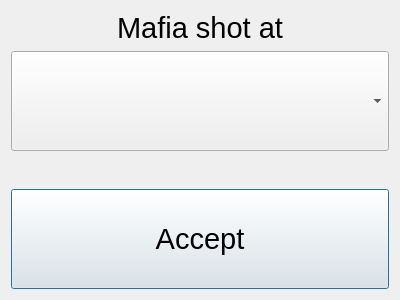
Qt form MafiaHelper/nightdialog.ui (MayRiv/MafiaHelper) before a commit.
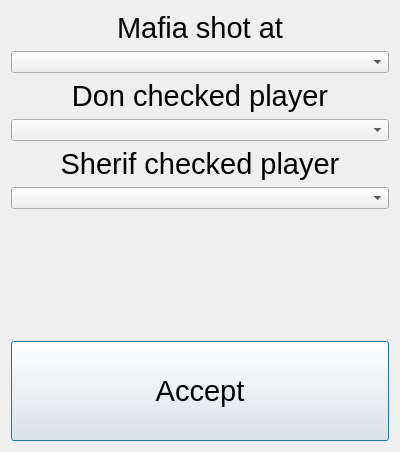
The same form after that commit.

Commit message: Fixed bug with previous speaker function, also created class Logger wich contains info about game.

Diff of the .ui file:
```diff
--- a/MafiaHelper/nightdialog.ui
+++ b/MafiaHelper/nightdialog.ui
@@ -7,7 +7,7 @@
     <x>0</x>
     <y>0</y>
     <width>400</width>
-    <height>300</height>
+    <height>452</height>
    </rect>
   </property>
   <property name="windowTitle">
@@ -28,14 +28,53 @@
      </item>
      <item>
       <widget class="QComboBox" name="comboBox">
+       <property name="sizePolicy">
+        <sizepolicy hsizetype="Preferred" vsizetype="Fixed">
+         <horstretch>0</horstretch>
+         <verstretch>0</verstretch>
+        </sizepolicy>
+       </property>
        <property name="minimumSize">
         <size>
-         <width>100</width>
-         <height>100</height>
+         <width>0</width>
+         <height>0</height>
         </size>
        </property>
       </widget>
      </item>
+     <item>
+      <widget class="QLabel" name="label_2">
+       <property name="text">
+        <string>&lt;html&gt;&lt;head/&gt;&lt;body&gt;&lt;p&gt;&lt;span style=&quot; font-size:22pt;&quot;&gt;Don checked player&lt;/span&gt;&lt;/p&gt;&lt;/body&gt;&lt;/html&gt;</string>
+       </property>
+       <property name="alignment">
+        <set>Qt::AlignCenter</set>
+       </property>
+      </widget>
+     </item>
+     <item>
+      <widget class="QComboBox" name="comboBox_2">
+       <property name="minimumSize">
+        <size>
+         <width>0</width>
+         <height>0</height>
+        </size>
+       </property>
+      </widget>
+     </item>
+     <item>
+      <widget class="QLabel" name="label_3">
+       <property name="text">
+        <string>&lt;html&gt;&lt;head/&gt;&lt;body&gt;&lt;p&gt;&lt;span style=&quot; font-size:22pt;&quot;&gt;Sherif checked player&lt;/span&gt;&lt;/p&gt;&lt;/body&gt;&lt;/html&gt;</string>
+       </property>
+       <property name="alignment">
+        <set>Qt::AlignCenter</set>
+       </property>
+      </widget>
+     </item>
+     <item>
+      <widget class="QComboBox" name="comboBox_3"/>
+     </item>
      <item>
       <spacer name="verticalSpacer">
        <property name="orientation">
```
Left out of the diff: 3 changed lines with no effect on the pictures. The commit also changes 13 other files.
